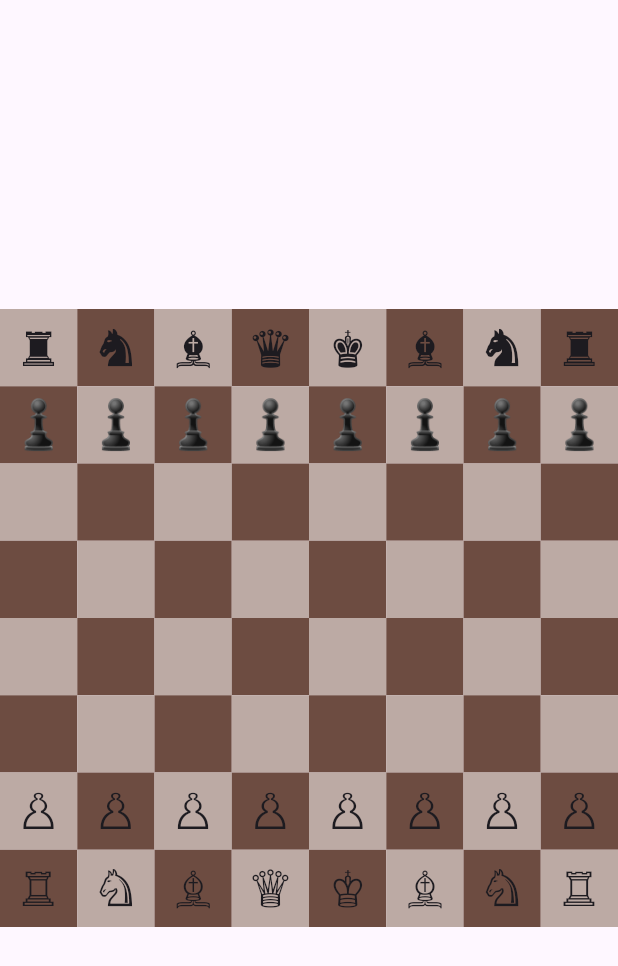
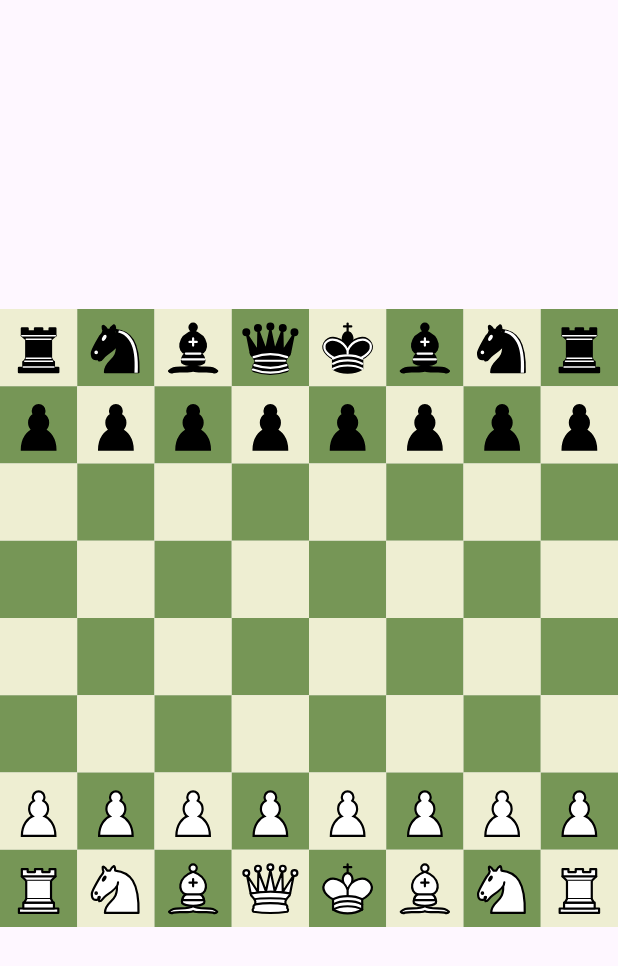
Before and after one commit to Niariasve/flutter_chess, a Flutter app: the screen it shows after launch, on a phone screen of 412 x 824 dp. Shown: the top 966 px of the screen. Run offline on Flutter 3.47's test engine with Material 3 defaults, Android fonts, the phone set to English and light mode, and no system bars; our stand-ins replace flutter_svg.

Commit message:
💄 Improve UI
Improve colors and legal moves tiles

```diff
--- a/lib/ui/chess_board.dart
+++ b/lib/ui/chess_board.dart
@@ -40,12 +40,16 @@ class _ChessBoardState extends State<ChessBoard> {
           final int row = index ~/ 8;
           final int col = index % 8;
           final Position position = Position(row: row, col: col);
+          final Move? moveToHere = legalMoves
+              .where((m) => m.to == position)
+              .cast<Move?>()
+              .firstWhere((m) => m != null, orElse: () => null);
 
           return ChessSquare(
             position: position,
             piece: gameState.board.pieceAt(position),
             isSelected: position == selectedPosition,
-            isLegalTarget: legalMoves.any((m) => m.to == position),
+            move: moveToHere,
             onTap: () => _onSquareTap(position),
           );
         },
--- a/lib/ui/chess_piece.dart
+++ b/lib/ui/chess_piece.dart
@@ -1,5 +1,6 @@
 import 'package:flutter/material.dart';
 import 'package:flutter_chess/models/piece.dart';
+import 'package:flutter_svg/flutter_svg.dart';
 
 class ChessPiece extends StatelessWidget {
   final Piece piece;
@@ -8,23 +9,28 @@ class ChessPiece extends StatelessWidget {
 
   @override
   Widget build(BuildContext context) {
-    return Text(_symbol(), style: const TextStyle(fontSize: 32));
+    return SvgPicture.asset(
+      _assetPath(),
+      fit: BoxFit.contain,
+    );
   }
 
-  String _symbol() {
+  String _assetPath() {
+    final color = piece.pieceColor == PieceColor.white ? 'white' : 'black';
+
     switch (piece.pieceType) {
       case PieceType.king:
-        return piece.pieceColor == PieceColor.white ? '♔' : '♚';
+        return 'assets/pieces/${color}_king.svg';
       case PieceType.queen:
-        return piece.pieceColor == PieceColor.white ? '♕' : '♛';
+        return 'assets/pieces/${color}_queen.svg';
       case PieceType.rook:
-        return piece.pieceColor == PieceColor.white ? '♖' : '♜';
+        return 'assets/pieces/${color}_rook.svg';
       case PieceType.bishop:
-        return piece.pieceColor == PieceColor.white ? '♗' : '♝';
+        return 'assets/pieces/${color}_bishop.svg';
       case PieceType.knight:
-        return piece.pieceColor == PieceColor.white ? '♘' : '♞';
+        return 'assets/pieces/${color}_knight.svg';
       case PieceType.pawn:
-        return piece.pieceColor == PieceColor.white ? '♙' : '♟';
+        return 'assets/pieces/${color}_pawn.svg';
     }
   }
 }
--- a/lib/ui/chess_square.dart
+++ b/lib/ui/chess_square.dart
@@ -1,5 +1,6 @@
 import 'package:flutter/material.dart';
 import 'package:flutter_chess/core/position.dart';
+import 'package:flutter_chess/models/move.dart';
 import 'package:flutter_chess/models/piece.dart';
 import 'package:flutter_chess/ui/chess_piece.dart';
 
@@ -7,7 +8,7 @@ class ChessSquare extends StatelessWidget {
   final Position position;
   final Piece? piece;
   final bool isSelected;
-  final bool isLegalTarget;
+  final Move? move;
   final VoidCallback onTap;
 
   const ChessSquare({
@@ -15,26 +16,59 @@ class ChessSquare extends StatelessWidget {
     required this.position,
     required this.piece,
     required this.isSelected,
-    required this.isLegalTarget,
+    required this.move,
     required this.onTap,
   });
 
   @override
   Widget build(BuildContext context) {
     final bool isLight = (position.row + position.col) % 2 == 0;
-    Color color = isLight ? Colors.brown[200]! : Colors.brown[600]!;
+
+    const Color lightSquare = Color(0xFFeeeed2);
+    const Color darkSquare = Color(0xFF769656);
+
+    // Color background = isLight ? Colors.brown[200]! : Colors.brown[600]!;
+    Color background = isLight ? lightSquare : darkSquare;
 
     if (isSelected) {
-      color = Colors.yellow;
-    } else if (isLegalTarget) {
-      color = Colors.green;
+      background = const Color(0xFFf6f669);
     }
 
     return GestureDetector(
       onTap: onTap,
+      child: Stack(
+        children: [
+          Container(color: background),
+          if (move != null) _buildMoveIndicator(),
+          if (piece != null)
+            Center(
+              child: FractionallySizedBox(
+                widthFactor: 0.85,
+                heightFactor: 0.85,
+                child: ChessPiece(piece: piece!),
+              ),
+            ),
+        ],
+      ),
+    );
+  }
+
+  Widget _buildMoveIndicator() {
+    final bool isCapture = move!.capturedPiece != null;
+
+    return Center(
       child: Container(
-        color: color,
-        child: piece != null ? Center(child: ChessPiece(piece: piece!)) : null,
+        width: isCapture ? 48 : 25,
+        height: isCapture ? 48 : 25,
+        decoration: BoxDecoration(
+          shape: BoxShape.circle,
+          color: isCapture
+              ? Colors.transparent
+              : Colors.black.withValues(alpha: 0.3),
+          border: isCapture
+              ? Border.all(color: Colors.black.withValues(alpha: 0.4), width: 4)
+              : null,
+        ),
       ),
     );
   }
```
